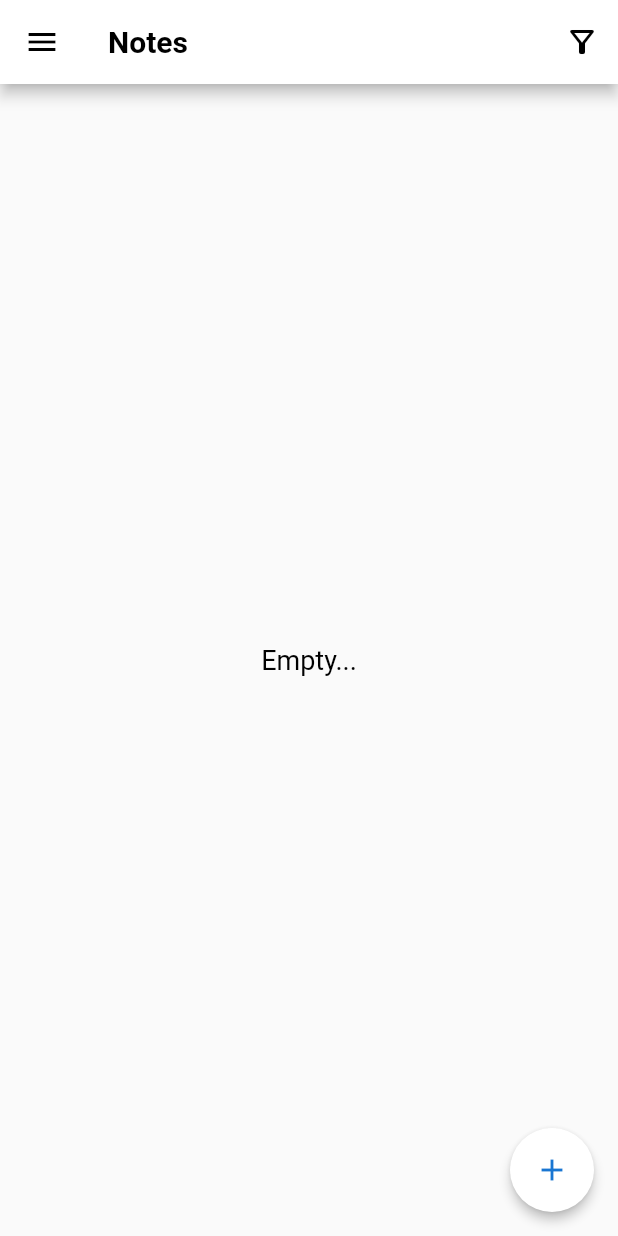
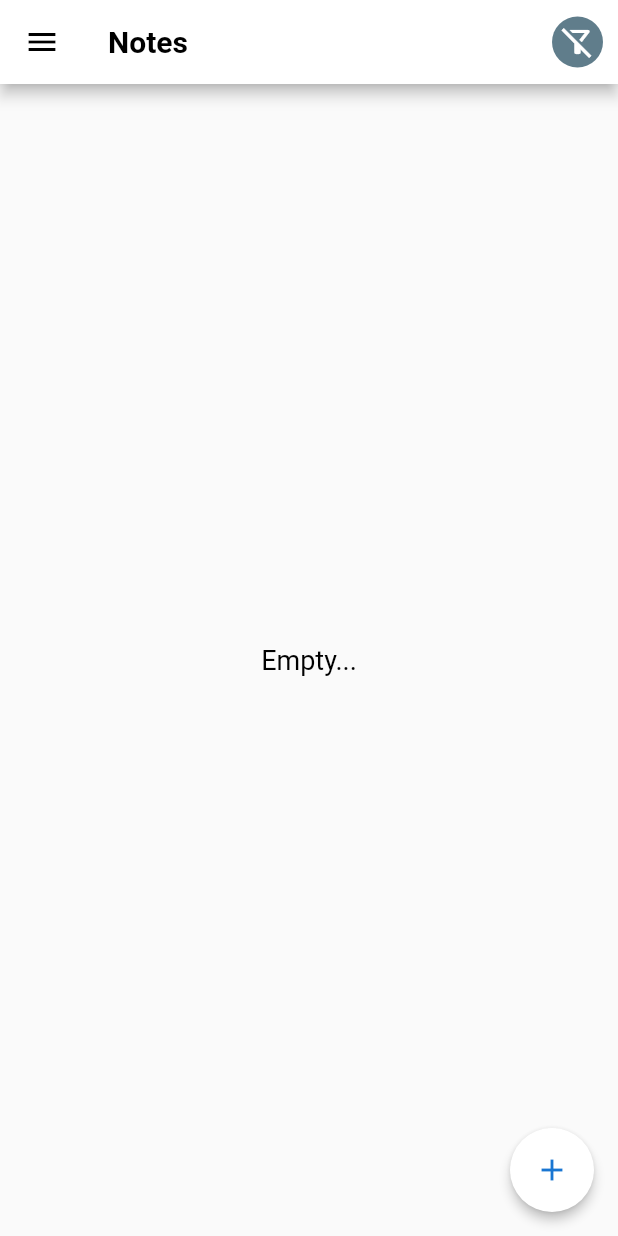
Before and after one commit to Jskam/todo_app, a Flutter app: the screen it shows after launch, on a phone screen of 412 x 824 dp. Run offline on Flutter 3.47's test engine with Material 2 defaults, Android fonts, the phone set to English and light mode, and no system bars; our stand-ins replace circular_countdown_timer, hive, hive_flutter; missing offline and left inert: flutter_ringtone_player; accounts and stored records are empty; Roboto replaces fonts that are missing (Merriweather).

Commit message:
Filter for Notes

```diff
--- a/lib/screens/notes/notes_screen.dart
+++ b/lib/screens/notes/notes_screen.dart
@@ -26,10 +26,26 @@ class NotesScreen extends StatelessWidget {
           fweight: FontWeight.bold,
         ),
         actions: [
-          IconButton(
-            onPressed: () {},
-            icon: const Icon(Icons.filter_alt_outlined),
+          InkWell(
+            onTap: model.onFilterButtonPress,
+            child: CircleAvatar(
+              radius: 17,
+              child: Icon(
+                model.filter == 'all'
+                    ? Icons.filter_alt_off_outlined
+                    : Icons.filter_alt_outlined,
+                color: Colors.white,
+              ),
+              backgroundColor: model.filter == 'work'
+                  ? Colors.blue
+                  : model.filter == 'study'
+                      ? Colors.green
+                      : model.filter == 'other'
+                          ? Colors.orange[700]
+                          : Colors.blueGrey,
+            ),
           ),
+          const SizedBox(width: 10),
         ],
       ),
       body: notes.isNotEmpty
```
Also changed, not shown: lib/screens/notes/notes_model.dart (+32 -1 lines).
